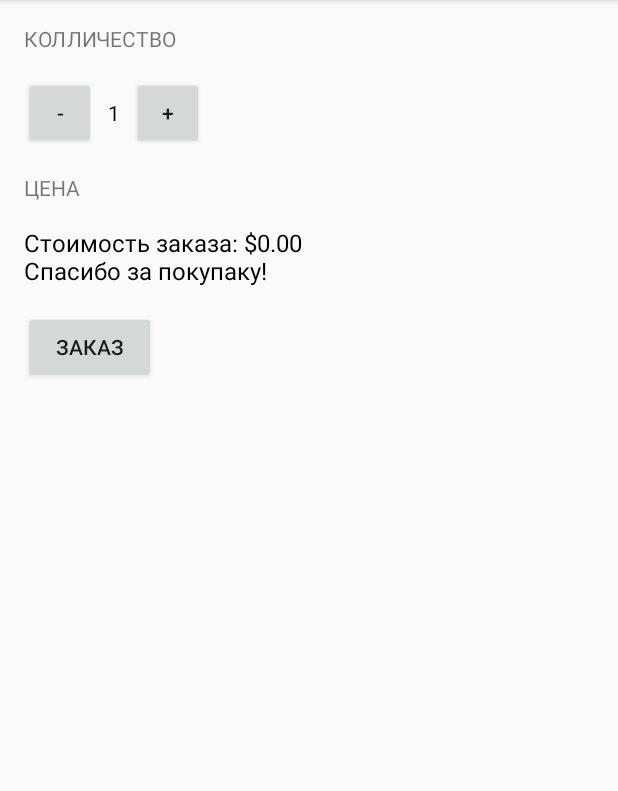
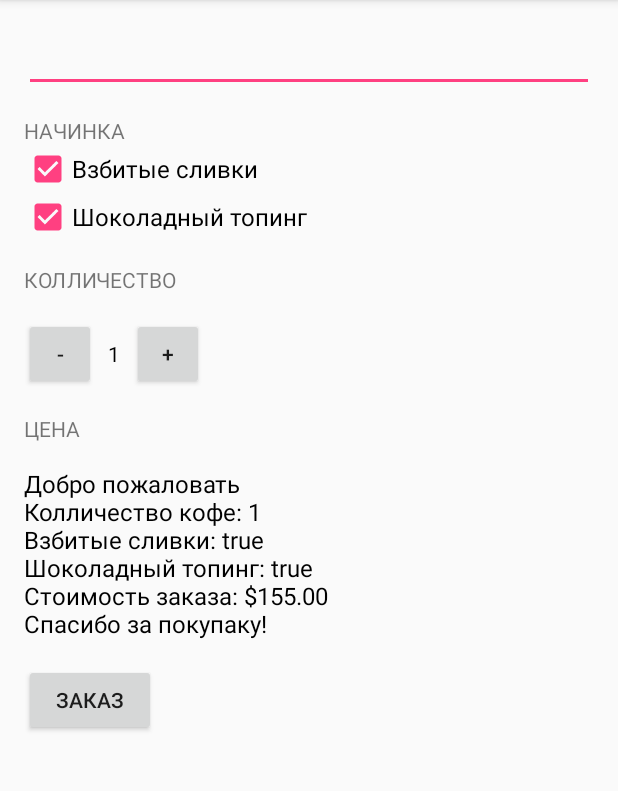
Before and after one commit to ivshebanov/Android, an Android app: the screen it shows after launch (MainActivity), after a tap on "ЗАКАЗ", on a phone screen of 412 x 824 dp, the part 84-875 px from its top. Run offline under Robolectric (Android 15) with nearby library versions, the phone set to English and light mode, and no system bars; 2 other taps on this screen came first.

Commit message:
JastJava доработка

```diff
--- a/JastJava/app/src/main/java/com/example/android/jastjava/MainActivity.java
+++ b/JastJava/app/src/main/java/com/example/android/jastjava/MainActivity.java
@@ -2,14 +2,19 @@ package com.example.android.jastjava;
 
 import android.support.v7.app.AppCompatActivity;
 import android.os.Bundle;
+import android.util.Log;
 import android.view.View;
+import android.widget.CheckBox;
+import android.widget.EditText;
 import android.widget.TextView;
 
 import java.text.NumberFormat;
 
 public class MainActivity extends AppCompatActivity {
-    private int numberOfCoffees = 0;
-    private final int priceCoffees = 120;
+    private int numberOfCoffees = 1;
+    private int priceCoffees = 120;
+    private boolean whippedCream = false;
+    private boolean chocolate = false;
 
     @Override
     protected void onCreate(Bundle savedInstanceState) {
@@ -18,7 +23,37 @@ public class MainActivity extends AppCompatActivity {
     }
 
     public void submitOrder(View view) {
-        displayPrice(numberOfCoffees * priceCoffees);
+        int itoPrice = numberOfCoffees * priceCoffees;
+
+        if (whippedCream) {
+            itoPrice = itoPrice + numberOfCoffees * 15;
+        }
+
+        Log.v("WeatherActivity", "Thank you for using the WhetherWeather App.");
+        if (whippedCream) {
+            Log.v("WeatherActivity", "It's raining, better bring an umbrella.");
+        } else {
+            Log.v("WeatherActivity", "It's unlikely to rain.");
+        }
+
+        if (chocolate) {
+            itoPrice = itoPrice + numberOfCoffees * 20;
+        }
+
+        EditText editText = (EditText) findViewById(R.id.editText1);
+        String nameClient = editText.getText().toString();
+
+        displayPrice(itoPrice, nameClient);
+    }
+
+    public void onCheckboxClickedWhippedCreamId(View view) {
+        CheckBox checkBox = (CheckBox) findViewById(R.id.WHIPPED_CREAM_ID);
+        this.whippedCream = checkBox.isChecked();
+    }
+
+    public void onCheckboxClickedChocolateId(View view) {
+        CheckBox checkBox = (CheckBox) findViewById(R.id.Chocolate_ID);
+        this.chocolate = checkBox.isChecked();
     }
 
     public void decrement(View view) {
@@ -36,8 +71,13 @@ public class MainActivity extends AppCompatActivity {
         quantityTextView.setText("" + number);
     }
 
-    private void displayPrice(int number) {
+    private void displayPrice(int number, String name) {
         TextView priceTextView = (TextView) findViewById(R.id.price_text_view);
-        priceTextView.setText("Стоимость заказа: " + NumberFormat.getCurrencyInstance().format(number) + "\nСпасибо за покупаку!");
+        priceTextView.setText("Добро пожаловать " + name +
+                "\nКолличество кофе: " + numberOfCoffees +
+                "\nВзбитые сливки: " + whippedCream +
+                "\nШоколадный топинг: " + chocolate +
+                "\nСтоимость заказа: " + NumberFormat.getCurrencyInstance().format(number) +
+                "\nСпасибо за покупаку!");
     }
 }
--- a/JastJava/app/src/main/res/layout/activity_main.xml
+++ b/JastJava/app/src/main/res/layout/activity_main.xml
@@ -8,10 +8,40 @@
     android:padding="16dp"
     tools:context="com.example.android.jastjava.MainActivity">
 
+    <EditText
+        android:id="@+id/editText1"
+        android:layout_width="match_parent"
+        android:layout_height="wrap_content"
+        android:ems="10" />
+
+    <TextView
+        android:id="@+id/toppings_text_view"
+        android:layout_width="wrap_content"
+        android:layout_height="wrap_content"
+        android:layout_marginTop="16dp"
+        android:text="@string/TOPPINGS" />
+
+    <CheckBox
+        android:id="@+id/WHIPPED_CREAM_ID"
+        android:layout_width="wrap_content"
+        android:layout_height="wrap_content"
+        android:onClick="onCheckboxClickedWhippedCreamId"
+        android:text="@string/WHIPPED_CREAM"
+        android:textSize="16sp" />
+
+    <CheckBox
+        android:id="@+id/Chocolate_ID"
+        android:layout_width="wrap_content"
+        android:layout_height="wrap_content"
+        android:onClick="onCheckboxClickedChocolateId"
+        android:text="@string/CHOCOLATE"
+        android:textSize="16sp" />
+
     <TextView
         android:id="@+id/qua_text_view"
         android:layout_width="wrap_content"
         android:layout_height="wrap_content"
+        android:layout_marginTop="16dp"
         android:text="@string/QUANTITY" />
 
     <LinearLayout
@@ -57,7 +87,7 @@
         android:layout_width="wrap_content"
         android:layout_height="wrap_content"
         android:layout_marginTop="16dp"
-        android:text="@string/summ"
+        android:text="@string/SUMM"
         android:textColor="@android:color/black"
         android:textSize="16sp" />
 
--- a/JastJava/app/src/main/res/values/strings.xml
+++ b/JastJava/app/src/main/res/values/strings.xml
@@ -1,10 +1,13 @@
 <resources>
     <string name="app_name">JastJava</string>
     <string name="QUANTITY">КОЛЛИЧЕСТВО</string>
+    <string name="TOPPINGS">НАЧИНКА</string>
     <string name="ORDER">ЗАКАЗ</string>
     <string name="PRICE">ЦЕНА</string>
     <string name="PLUS_CLIC">+</string>
     <string name="MINUS_CLIC">-</string>
-    <string name="summ">120 руб.</string>
+    <string name="SUMM">Цена 1 кофе 120 руб.</string>
     <string name="quantityNum">1</string>
+    <string name="WHIPPED_CREAM">Взбитые сливки</string>
+    <string name="CHOCOLATE">Шоколадный топинг</string>
 </resources>
```
